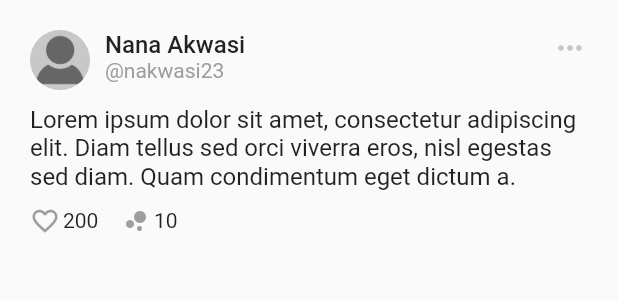
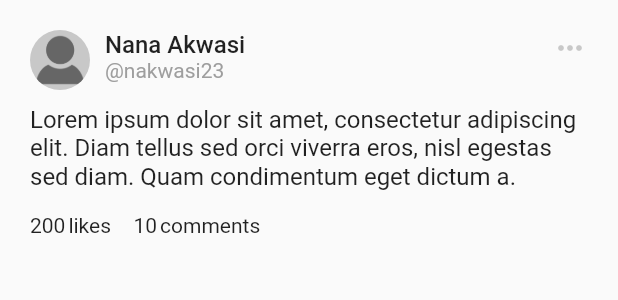
Before and after one commit to KrobsDev/foundations, a Flutter app: the ExpandedPostItem widget shown alone on an empty page, opened directly, on a phone screen of 412 x 824 dp. Shown: the top 300 px of the screen. Run offline on Flutter 3.47's test engine with Material 2 defaults, Android fonts, the phone set to English and light mode, and no system bars; our stand-ins replace dots_indicator, dropdown_button2, photo_view, shared_preferences; accounts and stored records are empty; network calls fail.

```diff
--- a/lib/widgets/expanded_post_item.dart
+++ b/lib/widgets/expanded_post_item.dart
@@ -1,5 +1,4 @@
 import 'package:flutter/material.dart';
-import 'package:foundations/screens/inner_pages/posts_expanded_view.dart';
 import 'package:foundations/screens/inner_pages/show_full_image.dart';
 // import 'package:photo_view/photo_view.dart';
 import '../constants.dart';
@@ -22,7 +21,8 @@ class ExpandedPostItem extends StatelessWidget {
     return Column(
       children: [
         Padding(
-          padding: const EdgeInsets.all(20.0),
+          padding:
+              const EdgeInsets.only(top: 20.0, bottom: 10, left: 20, right: 20),
           child: Column(
             children: [
               Row(
@@ -91,7 +91,7 @@ class ExpandedPostItem extends StatelessWidget {
                                     FullScreenImg(photo: photo!)));
                       },
                       child: Container(
-                        alignment: Alignment.center,
+                        // alignment: Alignment.center,
                         width: double.infinity,
                         height: 200,
                         decoration: BoxDecoration(
@@ -115,34 +115,36 @@ class ExpandedPostItem extends StatelessWidget {
                       ),
                     )
                   : const SizedBox(height: 0),
-              const SizedBox(height: 5),
+              const SizedBox(height: 10),
               Row(
                 children: [
                   Row(
                     children: const [
-                      Icon(
-                        Icons.favorite_border,
-                        color: Colors.grey,
-                        size: 20,
-                      ),
+                      // Icon(
+                      //   Icons.favorite_border,
+                      //   color: Colors.grey,
+                      //   size: 20,
+                      // ),
+                      Text('200'),
                       SizedBox(width: 2),
-                      Text('200')
+                      Text('likes'),
                     ],
                   ),
                   const SizedBox(width: 15),
                   Row(
                     children: const [
-                      Icon(
-                        Icons.bubble_chart,
-                        color: Colors.grey,
-                        size: 20,
-                      ),
+                      // Icon(
+                      //   Icons.bubble_chart,
+                      //   color: Colors.grey,
+                      //   size: 20,
+                      // ),
+                      Text('10'),
                       SizedBox(width: 2),
-                      Text('10')
+                      Text('comments'),
                     ],
                   ),
                 ],
-              )
+              ),
             ],
           ),
         ),
```
Also changed, not shown: lib/screens/inner_pages/charity_info.dart (+101 -1 lines), lib/screens/inner_pages/notifications_screen.dart (+10 -0 lines), lib/screens/inner_pages/posts_expanded_view.dart (+16 -2 lines), lib/widgets/post_item.dart (+5 -2 lines), assets/images/undraw_Gifts_re_97j6.png (added).
